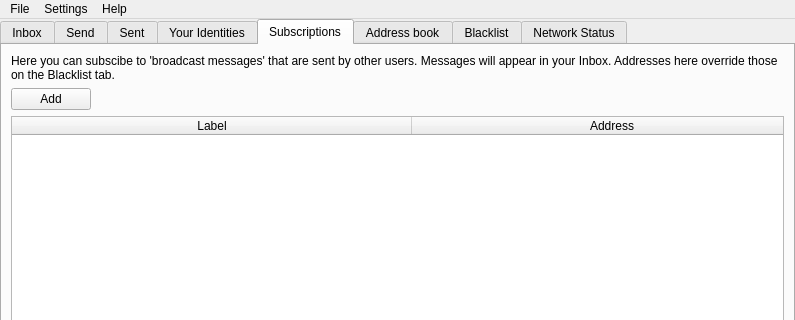
Bitmessage/PyBitmessage, file bitmessageui.ui: the form before one commit; both pictures show x 0 to 795 and y 0 to 320 of the 795 by 561 pixel window.
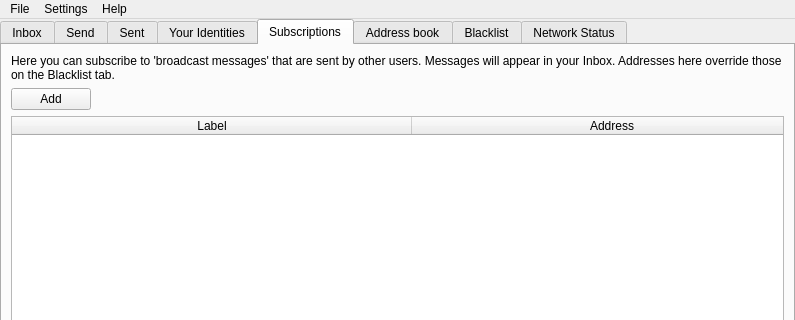
The form after the commit. The open tabs and pages were chosen to show the change. Icons and pictures are not drawn.

Commit message: I accidentally a letter.

```diff
--- a/bitmessageui.ui
+++ b/bitmessageui.ui
@@ -490,7 +490,7 @@
         <item row="0" column="0" colspan="2">
          <widget class="QLabel" name="label_5">
           <property name="text">
-           <string>Here you can subscibe to 'broadcast messages' that are sent by other users. Messages will appear in your Inbox. Addresses here override those on the Blacklist tab.</string>
+           <string>Here you can subscribe to 'broadcast messages' that are sent by other users. Messages will appear in your Inbox. Addresses here override those on the Blacklist tab.</string>
           </property>
           <property name="wordWrap">
            <bool>true</bool>
```
Left out of the diff: 2 changed lines with no effect on the pictures. The commit also changes 1 other file.
